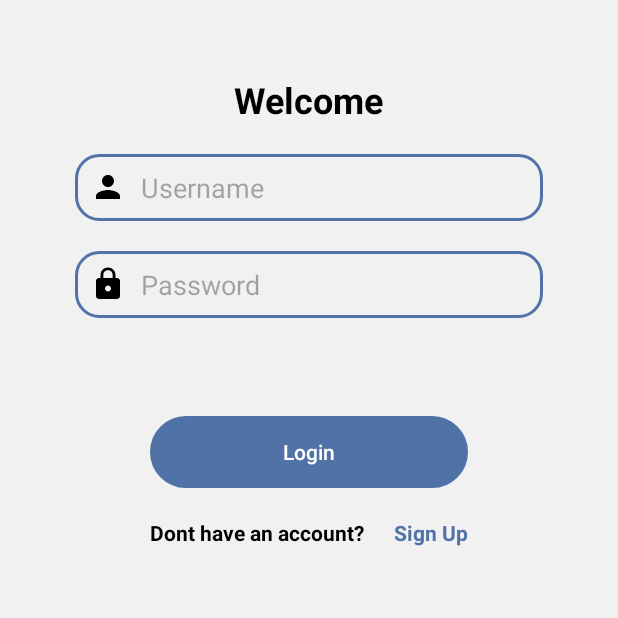
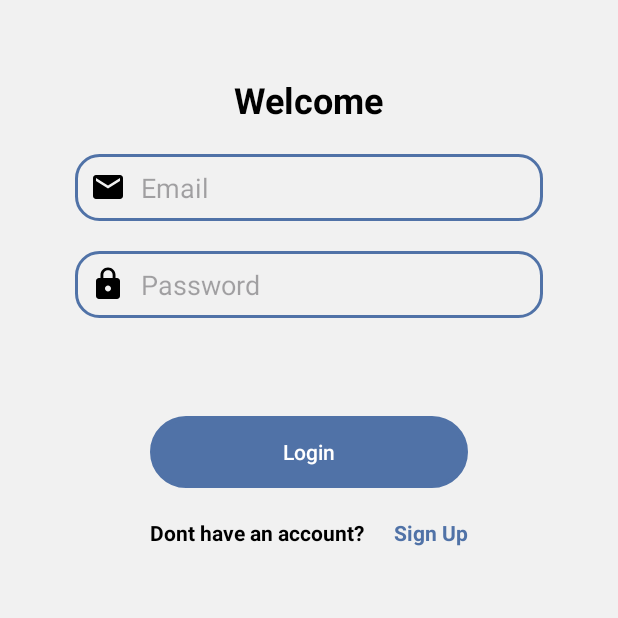
Before and after one commit to DroidNin/ExpenseEase, an Android app: the Login screen opened directly, with no data from a screen before it, after a tap on "Login", on a phone screen of 412 x 824 dp, the top half of it. Run offline under Robolectric (Android 15) with nearby library versions, the phone set to English and light mode, and no system bars; our stand-ins replace Firebase (no records; nobody signed in at launch, a user with empty details on screens opened directly).

Commit message:
firebase authentication using email and password

```diff
--- a/app/build.gradle.kts
+++ b/app/build.gradle.kts
@@ -5,6 +5,7 @@ plugins {
     id("com.android.application")
     id("org.jetbrains.kotlin.android")
     id("kotlin-kapt")
+    id("com.google.gms.google-services")
 }
 
 android {
@@ -45,6 +46,7 @@ android {
 }
 
 dependencies {
+    implementation("com.google.firebase:firebase-auth:22.3.1")
     val room_version = "2.6.1"
     implementation("androidx.core:core-ktx:1.9.0")
     implementation("androidx.appcompat:appcompat:1.6.1")
--- a/app/src/main/java/com/example/expenseease/login.kt
+++ b/app/src/main/java/com/example/expenseease/login.kt
@@ -1,8 +1,6 @@
 package com.example.expenseease
 
-import android.content.Context
 import android.content.Intent
-import android.content.SharedPreferences
 import android.os.Bundle
 import android.view.View
 import android.widget.EditText
@@ -10,20 +8,21 @@ import android.widget.TextView
 import android.widget.Toast
 import androidx.appcompat.app.AppCompatActivity
 import androidx.appcompat.widget.AppCompatButton
+import com.google.firebase.auth.FirebaseAuth
 
 class Login : AppCompatActivity() {
-    private lateinit var sharedPreferences: SharedPreferences
+
+    private lateinit var auth: FirebaseAuth
 
     override fun onCreate(savedInstanceState: Bundle?) {
         super.onCreate(savedInstanceState)
         setContentView(R.layout.activity_login)
 
-        sharedPreferences = getSharedPreferences("user_prefs", Context.MODE_PRIVATE)
+        auth = FirebaseAuth.getInstance()
 
         val signup: TextView = findViewById(R.id.signup)
         val btn_login: AppCompatButton = findViewById(R.id.btn_login)
         val textview3: TextView = findViewById(R.id.textView3)
-
 
         textview3.visibility = View.VISIBLE
         signup.visibility = View.VISIBLE
@@ -34,30 +33,32 @@ class Login : AppCompatActivity() {
         }
 
         btn_login.setOnClickListener {
-            val username = findViewById<EditText>(R.id.username).text.toString()
-            val password = findViewById<EditText>(R.id.editText).text.toString()
+            val email = findViewById<EditText>(R.id.email).text.toString().trim()
+            val password = findViewById<EditText>(R.id.editText).text.toString().trim()
 
-            if (authenticateUser(username, password)) {
-                startMainActivity(username)
+            if (email.isNotEmpty() && password.isNotEmpty()) {
+                auth.signInWithEmailAndPassword(email, password)
+                    .addOnCompleteListener(this) { task ->
+                        if (task.isSuccessful) {
+                            // Sign in success, update UI with the signed-in user's information
+                            val user = auth.currentUser
+                            startMainActivity(user?.email ?: "")
+                        } else {
+                            // If sign in fails, display a message to the user.
+                            Toast.makeText(this, "Authentication failed: ${task.exception?.message}",
+                                Toast.LENGTH_SHORT).show()
+                        }
+                    }
             } else {
-                Toast.makeText(this, "Invalid username or password", Toast.LENGTH_SHORT).show()
+                Toast.makeText(this, "Please enter both email and password", Toast.LENGTH_SHORT).show()
             }
         }
     }
 
-    private fun authenticateUser(username: String, password: String): Boolean {
-
-        val storedPassword = sharedPreferences.getString(username, null)
-
-        return storedPassword != null && storedPassword == password
-    }
-
-    private fun startMainActivity(username: String) {
-
+    private fun startMainActivity(email: String) {
         val intent = Intent(this, MainActivity::class.java)
-        intent.putExtra("username", username)
+        intent.putExtra("email", email)
         startActivity(intent)
-        // Finish the current activity to prevent the user from coming back to the login screen after logging in
-        finish()
+        finish() // Finish the current activity to prevent the user from coming back to the login screen after logging in
     }
 }
--- a/app/src/main/res/layout/activity_login.xml
+++ b/app/src/main/res/layout/activity_login.xml
@@ -19,16 +19,16 @@
         android:layout_marginTop="50dp"/>
 
     <EditText
-        android:id="@+id/username"
+        android:id="@+id/email"
         android:layout_width="match_parent"
         android:layout_height="wrap_content"
         android:background="@drawable/edt_back"
-        android:drawableStart="@drawable/user"
+        android:drawableStart="@drawable/email"
         android:drawablePadding="10dp"
         android:layout_marginLeft="50dp"
         android:layout_marginRight="50dp"
         android:layout_marginTop="20dp"
-        android:hint="@string/username"
+        android:hint="@string/email"
         android:inputType="text"
         android:padding="10dp"
         app:layout_constraintEnd_toEndOf="@+id/textViewWelcome"
@@ -48,9 +48,9 @@
         android:hint="@string/password"
         android:inputType="textPassword"
         android:padding="10dp"
-        app:layout_constraintEnd_toEndOf="@+id/username"
-        app:layout_constraintStart_toStartOf="@+id/username"
-        app:layout_constraintTop_toBottomOf="@+id/username" />
+        app:layout_constraintEnd_toEndOf="@+id/email"
+        app:layout_constraintStart_toStartOf="@+id/email"
+        app:layout_constraintTop_toBottomOf="@+id/email" />
 
     <androidx.appcompat.widget.AppCompatButton
         android:id="@+id/btn_login"
--- a/build.gradle.kts
+++ b/build.gradle.kts
@@ -1,3 +1,8 @@
+buildscript {
+    dependencies {
+        classpath("com.google.gms:google-services:4.4.1")
+    }
+}
 // Top-level build file where you can add configuration options common to all sub-projects/modules.
 plugins {
     id("com.android.application") version "8.3.2" apply false
```
Also changed, not shown: app/src/main/java/com/example/expenseease/MainActivity.kt (+13 -11 lines), app/src/main/java/com/example/expenseease/Sign_up.kt (+47 -21 lines), app/src/main/res/layout/activity_sign_up.xml (+10 -12 lines), 1 other file.
